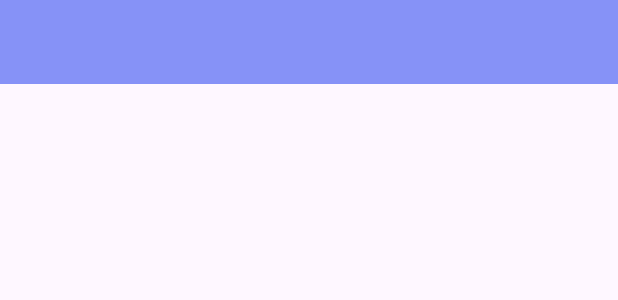
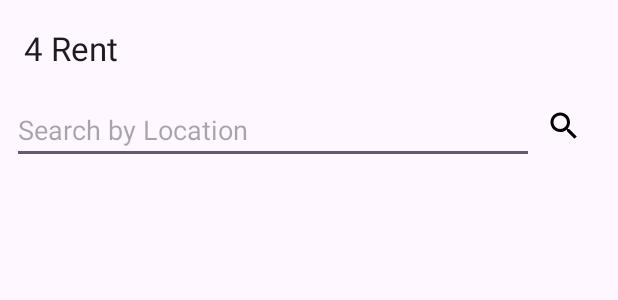
Before and after one commit to renhotsai/mobile-rental, an Android app: the layout activity_main.xml on its own in the app's theme, with its tools: preview values and no code run, on a phone screen of 412 x 824 dp. Shown: the top 300 px of the screen. Run offline under Robolectric (Android 15) with nearby library versions, the phone set to English and light mode, and no system bars.

Commit message:
Reset to the previous one

```diff
--- a/app/src/main/res/layout/activity_login.xml
+++ b/app/src/main/res/layout/activity_login.xml
@@ -26,7 +26,7 @@
         android:id="@+id/et_email"
         android:layout_width="300dp"
         android:layout_height="wrap_content"
-        android:background="@drawable/edtext_bg"
+        android:background="@drawable/edittext_bg"
         android:layout_gravity="center"
         android:layout_marginTop="20dp"
         android:padding="12dp"
@@ -37,7 +37,7 @@
         android:id="@+id/et_password"
         android:layout_width="300dp"
         android:layout_height="wrap_content"
-        android:background="@drawable/edtext_bg"
+        android:background="@drawable/edittext_bg"
         android:layout_gravity="center"
         android:padding="12dp"
         android:layout_marginTop="10dp"
--- a/app/src/main/res/layout/activity_main.xml
+++ b/app/src/main/res/layout/activity_main.xml
@@ -1,98 +1,68 @@
 <?xml version="1.0" encoding="utf-8"?>
 
 
-<androidx.drawerlayout.widget.DrawerLayout xmlns:android="http://schemas.android.com/apk/res/android"
+<androidx.constraintlayout.widget.ConstraintLayout xmlns:android="http://schemas.android.com/apk/res/android"
     xmlns:app="http://schemas.android.com/apk/res-auto"
     xmlns:tools="http://schemas.android.com/tools"
     android:layout_width="match_parent"
     android:layout_height="match_parent"
     android:id="@+id/rootLayout"
-    android:fitsSystemWindows="true"
-    tools:openDrawer="start"
     tools:context=".MainActivity">
 
+    <androidx.appcompat.widget.Toolbar
+        android:id="@+id/tb_option_menu"
+        android:layout_width="match_parent"
+        android:layout_height="wrap_content"
+        app:layout_constraintTop_toTopOf="parent"
+        app:layout_constraintStart_toStartOf="parent"
+        app:title="4 Rent" />
+
     <LinearLayout
+        android:id="@+id/search_layout"
         android:layout_width="match_parent"
-        android:layout_height="match_parent"
-        android:orientation="vertical">
-        <androidx.appcompat.widget.Toolbar
-            android:layout_width="match_parent"
-            android:layout_height="56dp"
-            android:id="@+id/tbOptionMenu"
-            android:elevation="4dp"
-            android:background="@color/lavender"
-            android:theme="@style/ThemeOverlay.AppCompat.Dark.ActionBar"
-            android:popupTheme="@style/ThemeOverlay.AppCompat.Light"/>
+        android:layout_height="wrap_content"
+        android:orientation="horizontal"
+        app:layout_constraintTop_toBottomOf="@+id/tb_option_menu"
+        app:layout_constraintStart_toStartOf="parent"
+        android:layout_marginHorizontal="8dp"
+        android:layout_marginBottom="8dp"
+        >
+        <EditText
+            android:id="@+id/search_text"
+            android:layout_width="wrap_content"
+            android:layout_height="wrap_content"
+            android:layout_weight="1"
+            android:hint="Search by Location"/>
 
-        <FrameLayout
-            android:layout_width="match_parent"
-            android:layout_height="match_parent"
-            android:id="@+id/fragment_container"/>
+        <Button
+            android:id="@+id/search_button"
+            android:layout_width="40dp"
+            android:layout_height="wrap_content"
+            android:padding="0dp"
+            android:layout_marginLeft="8dp"
+            android:text=""
+            android:drawableLeft="@drawable/baseline_search"
+            android:background="?android:selectableItemBackground"
+            android:layout_gravity="center"/>
+
+        <Button
+            android:id="@+id/filter_btn"
+            android:layout_width="wrap_content"
+            android:layout_height="wrap_content"
+            android:layout_gravity="center"
+            android:text="Filter"
+            android:visibility="gone"/>
+
     </LinearLayout>
-
-    <com.google.android.material.navigation.NavigationView
-        android:layout_width="wrap_content"
-        android:layout_height="match_parent"
-        android:id="@+id/nav_view"
-        android:layout_gravity="start"
-        app:headerLayout="@layout/nav_header"
-        app:menu="@menu/nav_menu"
-        app:itemIconTint="@color/lavender"
-        app:itemTextColor="@color/lavender"/>
-<!--    <androidx.appcompat.widget.Toolbar-->
-<!--        android:id="@+id/tb_option_menu"-->
-<!--        android:layout_width="match_parent"-->
-<!--        android:layout_height="wrap_content"-->
-<!--        app:layout_constraintTop_toTopOf="parent"-->
-<!--        app:layout_constraintStart_toStartOf="parent"-->
-<!--        app:title="4 Rent" />-->
-
-<!--    <LinearLayout-->
-<!--        android:id="@+id/search_layout"-->
-<!--        android:layout_width="match_parent"-->
-<!--        android:layout_height="wrap_content"-->
-<!--        android:orientation="horizontal"-->
-<!--        app:layout_constraintTop_toBottomOf="@+id/tb_option_menu"-->
-<!--        app:layout_constraintStart_toStartOf="parent"-->
-<!--        android:layout_marginHorizontal="8dp"-->
-<!--        android:layout_marginBottom="8dp"-->
-<!--        >-->
-<!--        <EditText-->
-<!--            android:id="@+id/search_text"-->
-<!--            android:layout_width="wrap_content"-->
-<!--            android:layout_height="wrap_content"-->
-<!--            android:layout_weight="1"-->
-<!--            android:hint="Search by Location"/>-->
-
-<!--        <Button-->
-<!--            android:id="@+id/search_button"-->
-<!--            android:layout_width="40dp"-->
-<!--            android:layout_height="wrap_content"-->
-<!--            android:padding="0dp"-->
-<!--            android:layout_marginLeft="8dp"-->
-<!--            android:text=""-->
-<!--            android:drawableLeft="@drawable/baseline_search"-->
-<!--            android:background="?android:selectableItemBackground"-->
-<!--            android:layout_gravity="center"/>-->
-
-<!--        <Button-->
-<!--            android:id="@+id/filter_btn"-->
-<!--            android:layout_width="wrap_content"-->
-<!--            android:layout_height="wrap_content"-->
-<!--            android:layout_gravity="center"-->
-<!--            android:text="Filter"-->
-<!--            android:visibility="gone"/>-->
-
-<!--    </LinearLayout>-->
 
 
 
-<!--        <androidx.recyclerview.widget.RecyclerView-->
-<!--            android:id="@+id/rvProperties"-->
-<!--            android:layout_width="match_parent"-->
-<!--            android:layout_height="0dp"-->
-<!--            app:layout_constraintTop_toBottomOf="@id/search_layout"-->
-<!--            app:layout_constraintBottom_toBottomOf="parent"-->
-<!--            />-->
+    <androidx.recyclerview.widget.RecyclerView
+        android:id="@+id/rvProperties"
+        android:layout_width="match_parent"
+        android:layout_height="0dp"
+        app:layout_constraintTop_toBottomOf="@id/search_layout"
+        app:layout_constraintBottom_toBottomOf="parent"
+        />
 
-</androidx.drawerlayout.widget.DrawerLayout>
+</androidx.constraintlayout.widget.ConstraintLayout>
--- a/app/src/main/res/menu/nav_menu.xml
+++ /dev/null
@@ -1,26 +0,0 @@
-<?xml version="1.0" encoding="utf-8"?>
-<menu xmlns:android="http://schemas.android.com/apk/res/android"
-    xmlns:tools="http://schemas.android.com/tools"
-    tools:showIn="navigation_view">
-
-    <group
-        android:checkableBehavior="single">
-        <item
-            android:id="@+id/nav_home"
-            android:icon="@drawable/baseline_home_24"
-            android:title="Home"/>
-        <item
-            android:id="@+id/rent_property"
-            android:icon="@drawable/baseline_browse_gallery_24"
-            android:title="Rent your property"/>
-        <item
-            android:id="@+id/login"
-            android:icon="@drawable/baseline_login_24"
-            android:title="Login"/>
-        <item
-            android:id="@+id/signup"
-            android:icon="@drawable/baseline_create_24"
-            android:title="Sign up"/>
-    </group>
-
-</menu>
```
Also changed, not shown: app/src/main/java/com/hy/group3_project/MainActivity.kt (+18 -40 lines), app/src/main/res/layout/nav_header.xml (deleted, +0 -32 lines), app/src/main/res/drawable/edittext_bg.xml (renamed from app/src/main/res/drawable/edtext_bg.xml), app/src/main/res/drawable/headerbkg.png (deleted), app/src/main/res/drawable/headerlogo.png (deleted).
